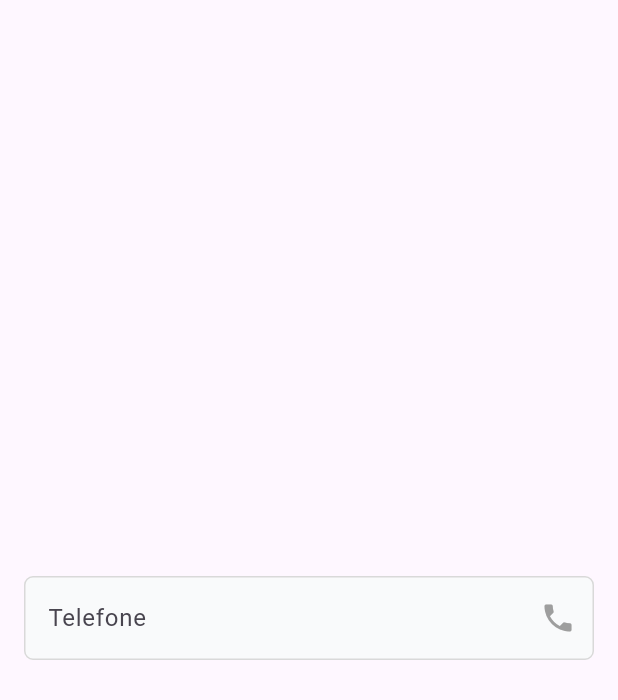
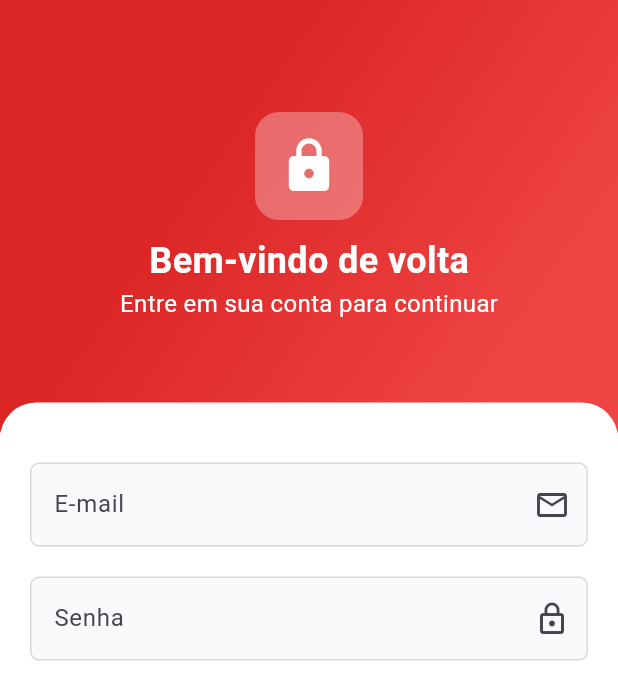
Before and after one commit to BrunoAlexys/mobile-comanda, a Flutter app: the screen it shows after launch, on a phone screen of 412 x 824 dp. Shown: the top 700 px of the screen. Run offline on Flutter 3.47's test engine with Material 3 defaults, Android fonts, the phone set to English and light mode, and no system bars.

Commit message:
wip: login em desenvolvimento

```diff
--- a/lib/main.dart
+++ b/lib/main.dart
@@ -1,5 +1,5 @@
 import 'package:flutter/material.dart';
-import 'package:mobile_comanda/widgets/custom_input.dart';
+import 'package:mobile_comanda/views/login_page.dart';
 
 void main() {
   runApp(const MyApp());
@@ -14,18 +14,7 @@ class MyApp extends StatelessWidget {
       title: 'Comanda Online',
       debugShowCheckedModeBanner: false,
       theme: ThemeData(primarySwatch: Colors.blue, useMaterial3: true),
-      home: Scaffold(
-        body: Center(
-          child: Padding(
-            padding: const EdgeInsets.all(16.0),
-            child: CustomInput(
-              hintText: 'Telefone',
-              keyboardType: TextInputType.phone,
-              suffixIcon: Icon(Icons.phone, color: Colors.grey),
-            ),
-          ),
-        ),
-      ),
+      home: const LoginPage(),
     );
   }
 }
--- /dev/null
+++ b/lib/views/login_page.dart
@@ -0,0 +1,111 @@
+import 'package:flutter/material.dart';
+import 'package:mobile_comanda/util/utils.dart';
+import 'package:mobile_comanda/widgets/custom_input.dart';
+
+class LoginPage extends StatelessWidget {
+  const LoginPage({super.key});
+
+  @override
+  Widget build(BuildContext context) {
+    final double screenHeight = MediaQuery.of(context).size.height;
+    final Color primaryColor = Utils.hexToColor("DC2626");
+    final Color secondaryColor = Utils.hexToColor("EF4444");
+
+    return Scaffold(
+      body: SingleChildScrollView(
+        child: ConstrainedBox(
+          constraints: BoxConstraints(maxHeight: screenHeight),
+          child: Column(
+            children: [
+              Container(
+                width: double.infinity,
+                height: screenHeight * 0.35,
+                decoration: BoxDecoration(
+                  gradient: LinearGradient(
+                    colors: [primaryColor, secondaryColor],
+                    begin: Alignment.topCenter,
+                    end: Alignment.centerRight,
+                  ),
+                ),
+                child: Column(
+                  mainAxisAlignment: MainAxisAlignment.center,
+                  children: [
+                    Container(
+                      width: 72,
+                      height: 72,
+                      decoration: BoxDecoration(
+                        color: Colors.white.withOpacity(0.3),
+                        borderRadius: BorderRadius.circular(16),
+                      ),
+                      child: const Icon(
+                        Icons.lock,
+                        size: 40,
+                        color: Colors.white,
+                      ),
+                    ),
+                    const SizedBox(height: 10),
+                    const Text(
+                      'Bem-vindo de volta',
+                      style: TextStyle(
+                        color: Colors.white,
+                        fontSize: 24,
+                        fontWeight: FontWeight.bold,
+                      ),
+                    ),
+                    const Text(
+                      'Entre em sua conta para continuar',
+                      style: TextStyle(color: Colors.white, fontSize: 16),
+                    ),
+                  ],
+                ),
+              ),
+
+              Expanded(
+                child: Container(
+                  width: double.infinity,
+                  decoration: const BoxDecoration(
+                    color: Colors.white,
+                    borderRadius: BorderRadius.only(
+                      topLeft: Radius.circular(24),
+                      topRight: Radius.circular(24),
+                    ),
+                  ),
+                  transform: Matrix4.translationValues(0, -20, 0),
+                  child: Padding(
+                    padding: const EdgeInsets.only(top: 20),
+                    child: Column(
+                      children: const [
+                        Padding(
+                          padding: EdgeInsets.symmetric(
+                            horizontal: 20,
+                            vertical: 20,
+                          ),
+                          child: CustomInput(
+                            labelText: 'E-mail',
+                            hintText: 'Digite seu e-mail',
+                            suffixIcon: Icon(Icons.email_outlined),
+                            keyboardType: TextInputType.emailAddress,
+                          ),
+                        ),
+                        Padding(
+                          padding: EdgeInsets.symmetric(horizontal: 20),
+                          child: CustomInput(
+                            labelText: 'Senha',
+                            hintText: 'Digite sua senha',
+                            keyboardType: TextInputType.visiblePassword,
+                            suffixIcon: Icon(Icons.lock_outline),
+                            obscureText: true,
+                          ),
+                        ),
+                      ],
+                    ),
+                  ),
+                ),
+              ),
+            ],
+          ),
+        ),
+      ),
+    );
+  }
+}
```
